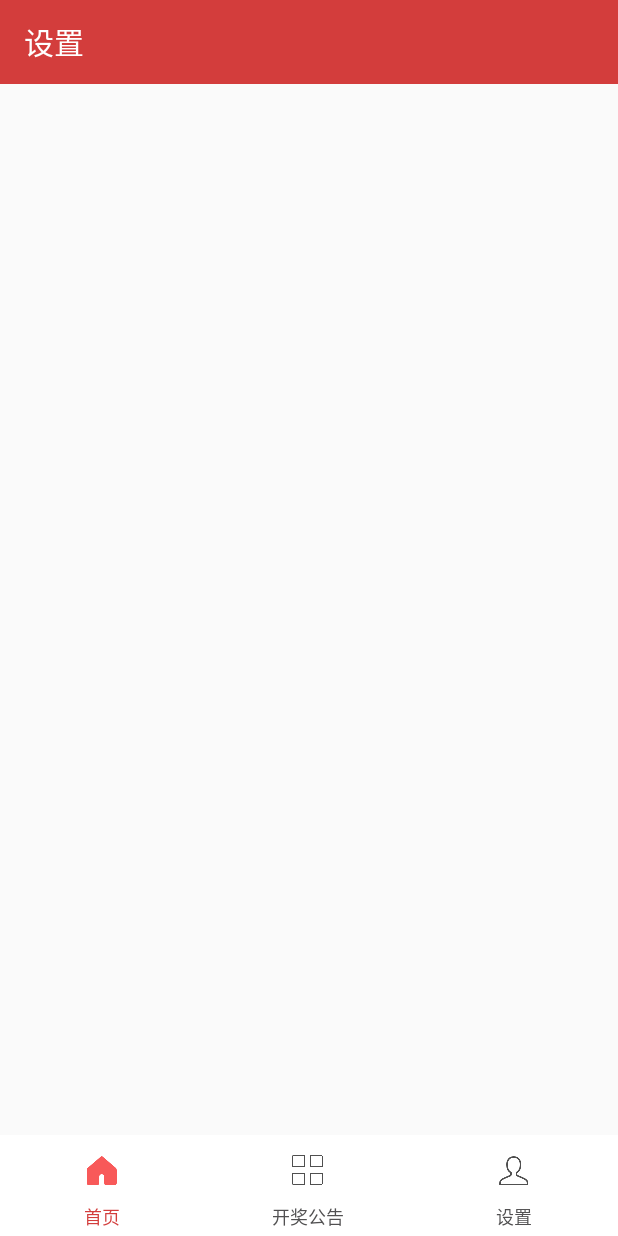
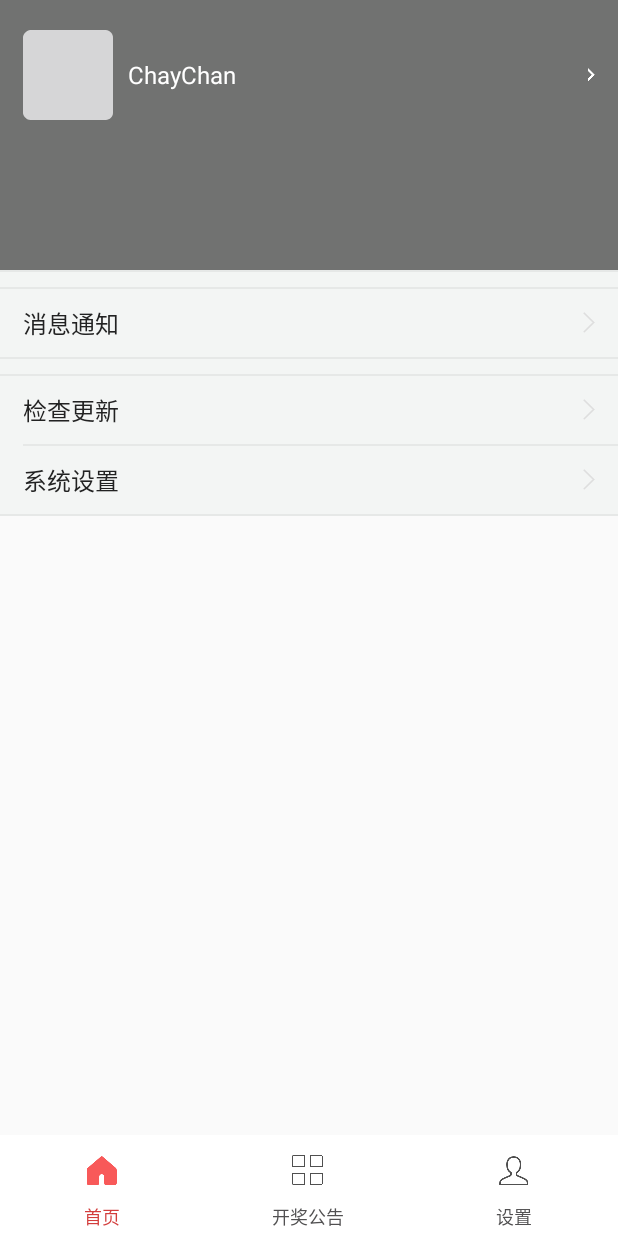
Before and after one commit to 781015928/LotteryApps, an Android app: the fragment MeFragment placed in its activity, on a phone screen of 412 x 824 dp. Run offline under Robolectric (Android 15) with nearby library versions, the phone set to English and light mode, and no system bars; our stand-ins replace ButterKnife; libraries missing offline, so code that uses them is left out: com.jcodecraeer.xrecyclerview, com.readystatesoftware.systembartint, me.weyye.library; 3 statements that could not run were skipped.

```diff
--- a/app/src/main/res/layout/fragment_me.xml
+++ b/app/src/main/res/layout/fragment_me.xml
@@ -1,25 +1,186 @@
 <?xml version="1.0" encoding="utf-8"?>
-<LinearLayout xmlns:android="http://schemas.android.com/apk/res/android"
-              xmlns:app="http://schemas.android.com/apk/res-auto"
+<LinearLayout
+    xmlns:android="http://schemas.android.com/apk/res/android"
+    android:layout_width="match_parent"
+    android:layout_height="match_parent"
     android:orientation="vertical"
+>
+
+
+    <com.lottery.library.widget.HeaderZoomLayout
+        android:fitsSystemWindows="true"
         android:layout_width="match_parent"
-              android:layout_height="match_parent">
-    <android.support.v7.widget.Toolbar
+        android:layout_height="match_parent"
+        android:orientation="vertical"
+    >
+
+
+        <RelativeLayout
+            android:background="@color/mine_function_span"
             android:layout_width="match_parent"
             android:layout_height="wrap_content"
-        android:background="@color/colorAccent"
-        android:fitsSystemWindows="true"
         >
+
+            <!--头部背景-->
+            <ImageView
+                android:id="@+id/iv_bg"
+                android:layout_width="match_parent"
+                android:layout_height="180dp"
+                android:background="#88000000"
+            />
+
+            <!--头部用户信息-->
+            <LinearLayout
+                android:id="@+id/ll_top"
+                android:layout_width="match_parent"
+                android:layout_height="wrap_content"
+                android:layout_marginLeft="15dp"
+                android:layout_marginRight="15dp"
+                android:layout_marginTop="20dp"
+                android:orientation="horizontal"
+            >
+
+                <ImageView
+                    android:layout_width="60dp"
+                    android:layout_height="60dp"
+                    android:src="@mipmap/ic_launcher"/>
+
                 <TextView
-            android:id="@+id/title"
+                    android:layout_width="0dp"
+                    android:layout_height="wrap_content"
+                    android:layout_gravity="center"
+                    android:layout_marginLeft="10dp"
+                    android:layout_weight="1"
+                    android:ellipsize="end"
+                    android:maxLines="1"
+                    android:text="ChayChan"
+                    android:textColor="@color/white"
+                    android:textSize="16.0sp"/>
+
+                <ImageView
                     android:layout_width="wrap_content"
                     android:layout_height="wrap_content"
-            android:layout_gravity="left"
-            android:ellipsize="end"
-            android:maxLength="15"
-            android:singleLine="true"
-            android:text="@string/tab_setting"
-            android:textAppearance="@style/TextAppearance.AppCompat.Widget.ActionBar.Title"
-            android:textColor="#FFFFFF"/>
-    </android.support.v7.widget.Toolbar>
+                    android:layout_gravity="center"
+                    android:background="@mipmap/right_arrow"
+                />
+
+
             </LinearLayout>
+
+
+            <!--内容-->
+            <LinearLayout
+                android:layout_width="match_parent"
+                android:layout_height="wrap_content"
+                android:layout_below="@+id/iv_bg"
+                android:orientation="vertical"
+            >
+
+
+
+                <View
+                    style="@style/MineFunctionDivider"
+                />
+
+                <View
+                    android:layout_width="match_parent"
+                    android:layout_height="10dp"
+                    android:background="@color/mine_function_span"
+                />
+
+                <View
+                    style="@style/MineFunctionDivider"
+                />
+
+                <!--消息通知-->
+                <RelativeLayout
+                    style="@style/MineFunctionRl"
+                >
+
+                    <TextView
+                        style="@style/MineFunctionTvLeft"
+                        android:text="@string/message_inform"
+                        android:textColor="@color/common_text_color"
+                    />
+
+                    <ImageView
+                        style="@style/MineFunctionArrow"
+                        android:background="@mipmap/setting_arrow"
+                    />
+
+                </RelativeLayout>
+
+                <View
+                    style="@style/MineFunctionDivider"
+                />
+
+                <View
+                    android:layout_width="match_parent"
+                    android:layout_height="10dp"
+
+                />
+
+
+                <View
+                    style="@style/MineFunctionDivider"
+                />
+
+
+
+                <!--用户反馈-->
+                <RelativeLayout
+                    style="@style/MineFunctionRl"
+                >
+
+                    <TextView
+                        style="@style/MineFunctionTvLeft"
+                        android:text="@string/feed_back"
+                        android:textColor="@color/common_text_color"
+                    />
+
+                    <ImageView
+                        style="@style/MineFunctionArrow"
+                        android:background="@mipmap/setting_arrow"
+                    />
+
+                </RelativeLayout>
+
+                <View
+                    style="@style/MineFunctionDivider"
+                    android:layout_marginLeft="15dp"
+                />
+
+                <!--系统设置-->
+                <RelativeLayout
+                    style="@style/MineFunctionRl"
+                >
+
+                    <TextView
+                        style="@style/MineFunctionTvLeft"
+                        android:text="@string/settings"
+                        android:textColor="@color/common_text_color"
+                    />
+
+                    <ImageView
+                        style="@style/MineFunctionArrow"
+                        android:background="@mipmap/setting_arrow"
+                    />
+
+                </RelativeLayout>
+
+                <View
+                    style="@style/MineFunctionDivider"
+                />
+
+
+
+            </LinearLayout>
+
+
+
+
+        </RelativeLayout>
+
+    </com.lottery.library.widget.HeaderZoomLayout>
+
+</LinearLayout>
--- a/app/src/main/res/values/colors.xml
+++ b/app/src/main/res/values/colors.xml
@@ -52,4 +52,7 @@
     <color name="blue">#0000bb</color>
     <color name="ball">#ffaa33</color>
     <color name="blue_text_color">#4592C6</color>
+
+    <color name="mine_function_span">#F3F5F4</color>
+    <color name="mine_function_divider">#E6E8E7</color>
 </resources>
--- a/app/src/main/res/values/strings.xml
+++ b/app/src/main/res/values/strings.xml
@@ -4,4 +4,9 @@
     <string name="tab_home">首页</string>
     <string name="tab_lottery">开奖公告</string>
     <string name="tab_setting">设置</string>
+
+    <string name="message_inform">消息通知</string>
+    <string name="provide_news">我要爆料</string>
+    <string name="feed_back">检查更新</string>
+    <string name="settings">系统设置</string>
 </resources>
--- a/app/src/main/res/values/styles.xml
+++ b/app/src/main/res/values/styles.xml
@@ -66,4 +66,29 @@
         <item name="android:drawablePadding">5dp</item>
         <item name="android:textColor">@drawable/selector_radio_text_color</item>
     </style>
+
+    <style name="MineFunctionRl">
+        <item name="android:layout_width">match_parent</item>
+        <item name="android:layout_height">45dp</item>
+        <item name="android:paddingRight">15dp</item>
+        <item name="android:paddingLeft">15dp</item>
+    </style>
+    <style name="MineFunctionTvLeft">
+        <item name="android:layout_width">wrap_content</item>
+        <item name="android:layout_height">match_parent</item>
+        <item name="android:textSize">16sp</item>
+        <item name="android:gravity">center</item>
+    </style>
+
+    <style name="MineFunctionArrow">
+        <item name="android:layout_width">wrap_content</item>
+        <item name="android:layout_height">wrap_content</item>
+        <item name="android:layout_alignParentRight">true</item>
+        <item name="android:layout_centerVertical">true</item>
+    </style>
+    <style name="MineFunctionDivider">
+        <item name="android:layout_width">match_parent</item>
+        <item name="android:layout_height">1dp</item>
+        <item name="android:background">@color/mine_function_divider</item>
+    </style>
 </resources>
--- /dev/null
+++ b/lotterylib/src/main/java/com/lottery/library/widget/HeaderZoomLayout.java
@@ -0,0 +1,153 @@
+package com.lottery.library.widget;
+
+import android.animation.ObjectAnimator;
+import android.animation.ValueAnimator;
+import android.content.Context;
+import android.util.AttributeSet;
+import android.view.MotionEvent;
+import android.view.View;
+import android.view.ViewGroup;
+import android.widget.ScrollView;
+
+/**
+ * Created by Administrator on 2017/2/7 0007.
+ */
+
+public class HeaderZoomLayout extends ScrollView {
+    private View mHeaderView;
+    private int mHeaderWidth;
+    private int mHeaderHeight;
+    /**
+     * 是否正在下拉
+     */
+    private boolean mIsPulling;
+    private int mLastY;
+    //滑动放大系数，系数越大，滑动时放大程度越大
+    private float mScaleRatio = 0.4f;
+    //    最大的放大倍数
+    private float mScaleTimes = 2f;
+    //    回弹时间系数，系数越小，回弹越快
+    private float mReplyRatio = 0.5f;
+
+    public HeaderZoomLayout(Context context) {
+        this(context, null);
+    }
+
+    public HeaderZoomLayout(Context context, AttributeSet attrs) {
+        this(context, attrs, 0);
+    }
+
+    public HeaderZoomLayout(Context context, AttributeSet attrs, int defStyleAttr) {
+        super(context, attrs, defStyleAttr);
+    }
+
+    public void setHeaderView(View headerView) {
+        mHeaderView = headerView;
+        mHeaderWidth = mHeaderView.getMeasuredWidth();
+        mHeaderHeight = mHeaderView.getMeasuredHeight();
+    }
+
+    @Override
+    protected void onFinishInflate() {
+        super.onFinishInflate();
+        //设置不可过度滚动，否则上移后下拉会出现部分空白的情况
+        setOverScrollMode(OVER_SCROLL_NEVER);
+        View child = getChildAt(0);
+        if (child != null && child instanceof ViewGroup) {
+            //获取默认第一个子View
+            mHeaderView = ((ViewGroup) child).getChildAt(0);
+        }
+    }
+
+    @Override
+    protected void onSizeChanged(int w, int h, int oldw, int oldh) {
+        super.onSizeChanged(w, h, oldw, oldh);
+        mHeaderWidth = mHeaderView.getMeasuredWidth();
+        mHeaderHeight = mHeaderView.getMeasuredHeight();
+    }
+
+    @Override
+    public boolean onTouchEvent(MotionEvent ev) {
+        if (mHeaderView == null)
+            return super.onTouchEvent(ev);
+        switch (ev.getAction()) {
+            case MotionEvent.ACTION_MOVE:
+                if (!mIsPulling) {
+                    //第一次下拉
+                    if (getScrollY() == 0) {
+                        //在顶部的时候，记录顶部位置
+                        mLastY = (int) ev.getY();
+                    } else {
+                        break;
+                    }
+                }
+                if(ev.getY()-mLastY<0)
+                    return super.onTouchEvent(ev);
+                int distance = (int) ((ev.getY() - mLastY) * mScaleRatio);
+                mIsPulling = true;
+                setZoom(distance);
+                return true;
+            case MotionEvent.ACTION_UP:
+                mIsPulling = false;
+                replyView();
+                break;
+        }
+        return super.onTouchEvent(ev);
+    }
+
+    /**
+     * 放大view
+     */
+    private void setZoom(float s) {
+        float scaleTimes = (float) ((mHeaderWidth + s) / (mHeaderWidth * 1.0));
+//        如超过最大放大倍数，直接返回
+        if (scaleTimes > mScaleTimes) {
+            return;
+        }
+
+        ViewGroup.LayoutParams layoutParams = mHeaderView.getLayoutParams();
+        layoutParams.width = (int) (mHeaderWidth + s);
+        layoutParams.height = (int) (mHeaderHeight * ((mHeaderWidth + s) / mHeaderWidth));
+//        设置控件水平居中
+        ((MarginLayoutParams) layoutParams).setMargins(0, 0, -(layoutParams.width - mHeaderWidth) / 2, 0);
+        mHeaderView.setLayoutParams(layoutParams);
+    }
+
+    /**
+     * 回弹
+     */
+    private void replyView() {
+        final float distance = mHeaderView.getMeasuredWidth() - mHeaderWidth;
+        // 设置动画
+        ValueAnimator anim = ObjectAnimator.ofFloat(distance, 0.0F).setDuration((long) (distance * mReplyRatio));
+        anim.addUpdateListener(new ValueAnimator.AnimatorUpdateListener() {
+            @Override
+            public void onAnimationUpdate(ValueAnimator animation) {
+                setZoom((Float) animation.getAnimatedValue());
+            }
+        });
+        anim.start();
+    }
+
+    @Override
+    protected void onScrollChanged(int l, int t, int oldl, int oldt) {
+        super.onScrollChanged(l, t, oldl, oldt);
+        if (onScrollListener != null) {
+            onScrollListener.onScroll(l, t, oldl, oldt);
+        }
+    }
+
+    private OnScrollListener onScrollListener;
+
+    public void setOnScrollListener(OnScrollListener onScrollListener) {
+        this.onScrollListener = onScrollListener;
+    }
+
+    /**
+     * 滑动监听
+     */
+    public interface OnScrollListener {
+        void onScroll(int scrollX, int scrollY, int oldScrollX, int oldScrollY);
+    }
+
+}
```
Also changed, not shown: app/src/main/res/mipmap-xxhdpi/right_arrow.png (added), app/src/main/res/mipmap-xxhdpi/setting_arrow.png (added). Lines whose indentation alone changed are shown as unchanged.
